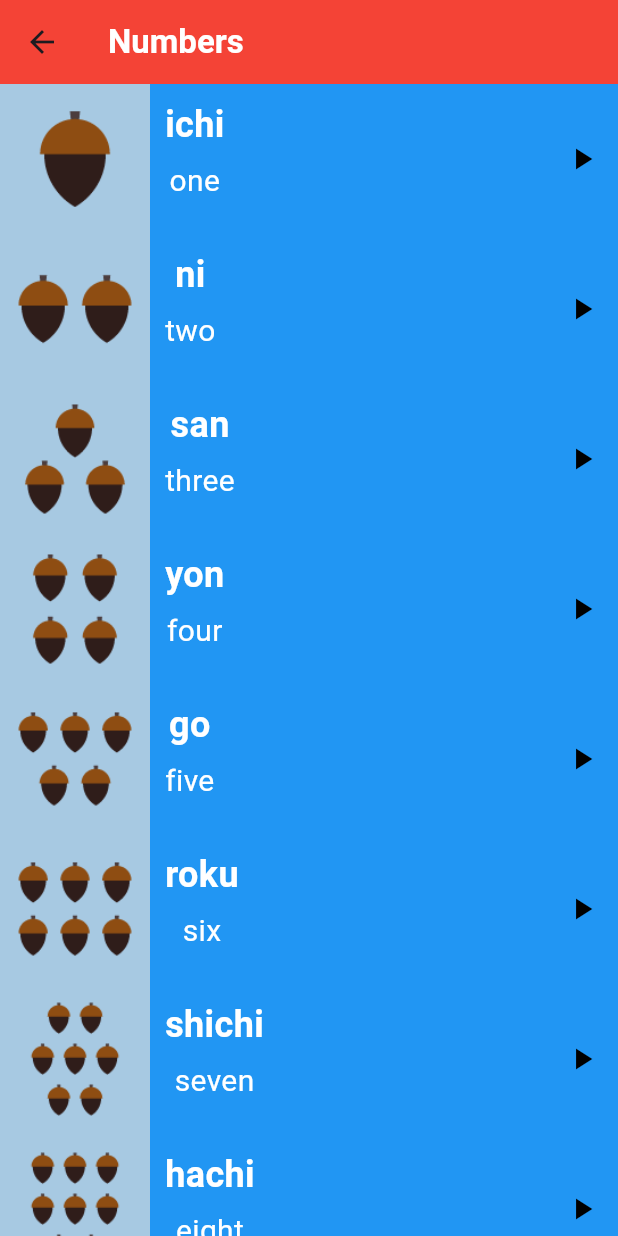
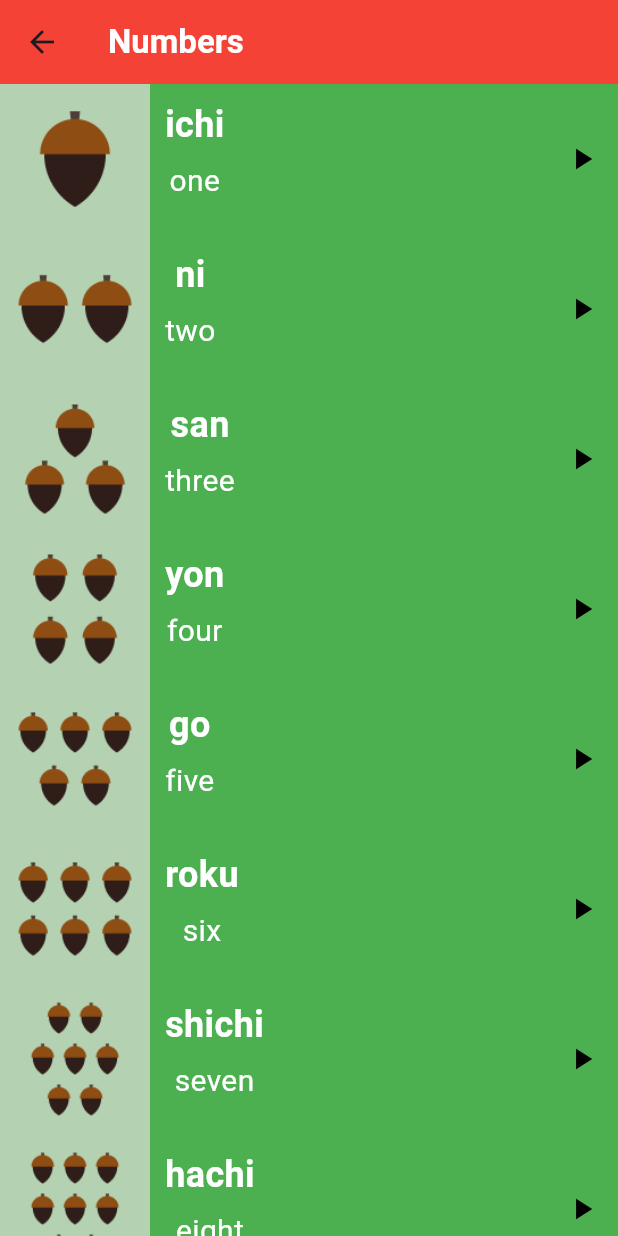
Before and after one commit to Aboelkasem1/Projects-Learn-Flutter, a Flutter app: the screen it shows after launch, after a tap on "Numbers", on a phone screen of 412 x 824 dp. Run offline on Flutter 3.47's test engine with Material 3 defaults, Android fonts, the light colour scheme and no system bars; our stand-ins replace audioplayers.

Commit message:
completed the family`s page

```diff
--- a/toku_app/lib/models/item_model.dart
+++ b/toku_app/lib/models/item_model.dart
@@ -1,3 +1,4 @@
+import 'dart:ui';
 import 'package:audioplayers/audioplayers.dart';
 
 class ItemModel {
@@ -5,12 +6,16 @@ class ItemModel {
   final String txtEnglish;
   final String img;
   final String sound;
+  final Color color;
+
 
   const ItemModel({
     required this.txtJapn,
     required this.txtEnglish,
     required this.img,
     required this.sound,
+    required this.color,
+
   });
 
   playSound() async {
--- a/toku_app/lib/segment/pages_item.dart
+++ b/toku_app/lib/segment/pages_item.dart
@@ -3,7 +3,7 @@ import 'package:flutter/material.dart';
 import 'package:toku_app/models/item_model.dart';
 
 class PagesItem extends StatelessWidget {
-  const PagesItem({super.key, required this.itemModel});
+  PagesItem({super.key, required this.itemModel});
 
   final ItemModel itemModel;
 
@@ -12,7 +12,7 @@ class PagesItem extends StatelessWidget {
     return Container(
       height: 100,
       width: double.infinity,
-      color: Colors.blue,
+      color: itemModel.color,
 
       child: Row(
         mainAxisAlignment: MainAxisAlignment.spaceBetween,
--- a/toku_app/lib/views/home_view.dart
+++ b/toku_app/lib/views/home_view.dart
@@ -20,14 +20,8 @@ class HomeView extends StatelessWidget {
       ),
 
       body: SafeArea(
-        child: ListView.builder(
-          itemCount: items.length,
-          itemBuilder: (context, index) {
-            return HomeItem(
-              itemCourse: items[index],
-              pageName: NumbersView(itemCourse: items[index]),
-            );
-          },
+        child: ListView(
+          children: viewPages(),
         ),
       ),
     );
@@ -39,4 +33,25 @@ class HomeView extends StatelessWidget {
     ItemCourse(title: "Colors", color: Colors.deepPurpleAccent),
     ItemCourse(title: "Phrases", color: Colors.teal),
   ];
+
+  List<Widget> pages = [
+    NumbersView(
+      itemCourse: ItemCourse(title: "Numbers", color: Colors.red),
+    ),
+    FamilyView(
+      itemCourse: ItemCourse(title: "Family", color: Colors.lightBlue),
+    ),
+    ColorsView(
+      itemCourse: ItemCourse(title: "Colors", color: Colors.deepPurpleAccent),
+    ),
+  ];
+
+  List<HomeItem> viewPages() {
+    List<HomeItem> list = [];
+    for (int i = 0; i < pages.length; i++) {
+      list.add(HomeItem(itemCourse: items[i], pageName: pages[i]));
+    }
+
+    return list;
+  }
 }
--- a/toku_app/lib/views/numbers_view.dart
+++ b/toku_app/lib/views/numbers_view.dart
@@ -13,60 +13,70 @@ class NumbersView extends StatelessWidget {
       txtEnglish: "one",
       img: "assets/images/numbers/number_one.png",
       sound: "sounds/numbers/number_one_sound.mp3",
+      color: Colors.green,
     ),
     ItemModel(
       txtJapn: "ni",
       txtEnglish: "two",
       img: "assets/images/numbers/number_two.png",
       sound: "sounds/numbers/number_two_sound.mp3",
+      color: Colors.green,
     ),
     ItemModel(
       txtJapn: "san",
       txtEnglish: "three",
       img: "assets/images/numbers/number_three.png",
       sound: "sounds/numbers/number_three_sound.mp3",
+      color: Colors.green,
     ),
     ItemModel(
       txtJapn: "yon",
       txtEnglish: "four",
       img: "assets/images/numbers/number_four.png",
       sound: "sounds/numbers/number_four_sound.mp3",
+      color: Colors.green,
     ),
     ItemModel(
       txtJapn: "go",
       txtEnglish: "five",
       img: "assets/images/numbers/number_five.png",
       sound: "sounds/numbers/number_five_sound.mp3",
+      color: Colors.green,
     ),
     ItemModel(
       txtJapn: "roku",
       txtEnglish: "six",
       img: "assets/images/numbers/number_six.png",
       sound: "sounds/numbers/number_six_sound.mp3",
+      color: Colors.green,
     ),
     ItemModel(
       txtJapn: "shichi",
       txtEnglish: "seven",
       img: "assets/images/numbers/number_seven.png",
       sound: "sounds/numbers/number_seven_sound.mp3",
+      color: Colors.green,
     ),
     ItemModel(
       txtJapn: "hachi",
       txtEnglish: "eight",
       img: "assets/images/numbers/number_eight.png",
       sound: "sounds/numbers/number_eight_sound.mp3",
+      color: Colors.green,
     ),
     ItemModel(
       txtJapn: "kyu",
       txtEnglish: "nine",
       img: "assets/images/numbers/number_nine.png",
       sound: "sounds/numbers/number_nine_sound.mp3",
+      color: Colors.green,
     ),
     ItemModel(
       txtJapn: "jyu",
       txtEnglish: "ten",
       img: "assets/images/numbers/number_ten.png",
       sound: "sounds/numbers/number_ten_sound.mp3",
+      color: Colors.green,
     ),
   ];
 
--- a/toku_app/pubspec.yaml
+++ b/toku_app/pubspec.yaml
@@ -62,6 +62,9 @@ flutter:
   assets:
     - assets/images/numbers/
     - assets/sounds/numbers/
+    - assets/images/family_members/
+    - assets/sounds/family_members/
+    - assets/images/family_members/family_father.png
 
   # An image asset can refer to one or more resolution-specific "variants", see
   # https://flutter.dev/to/resolution-aware-images
```
Also changed, not shown: toku_app/lib/views/family_view.dart (+82 -1 lines), 5 other files.
